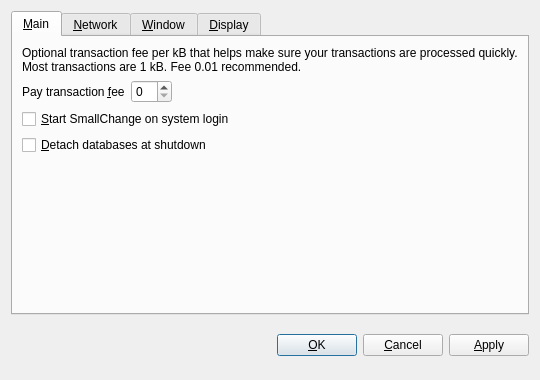
Before: the Qt Designer form src/qt/forms/optionsdialog.ui in Y-U-No-Coin/Y-U-No-Coin, drawn with Qt 5.
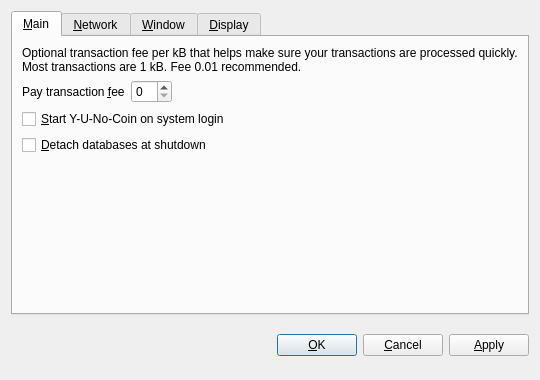
After: the same form once the commit is applied. The open tabs and pages were chosen to show the change. Custom widgets are drawn as their Qt base class.

What changed in the file:
```diff
--- a/src/qt/forms/optionsdialog.ui
+++ b/src/qt/forms/optionsdialog.ui
@@ -82,7 +82,7 @@
           <string>Automatically start SmallChange after logging in to the system.</string>
          </property>
          <property name="text">
-          <string>&amp;Start SmallChange on system login</string>
+          <string>&amp;Start Y-U-No-Coin on system login</string>
          </property>
         </widget>
        </item>
```
Left out of the diff: 10 changed lines with no effect on the pictures.
